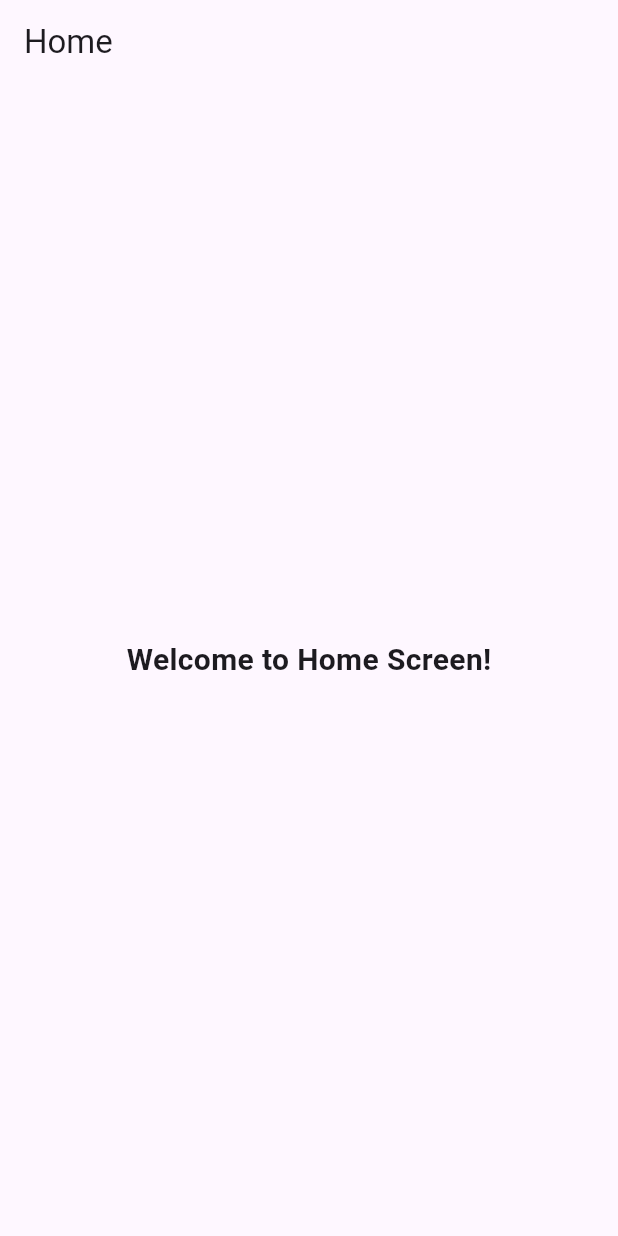
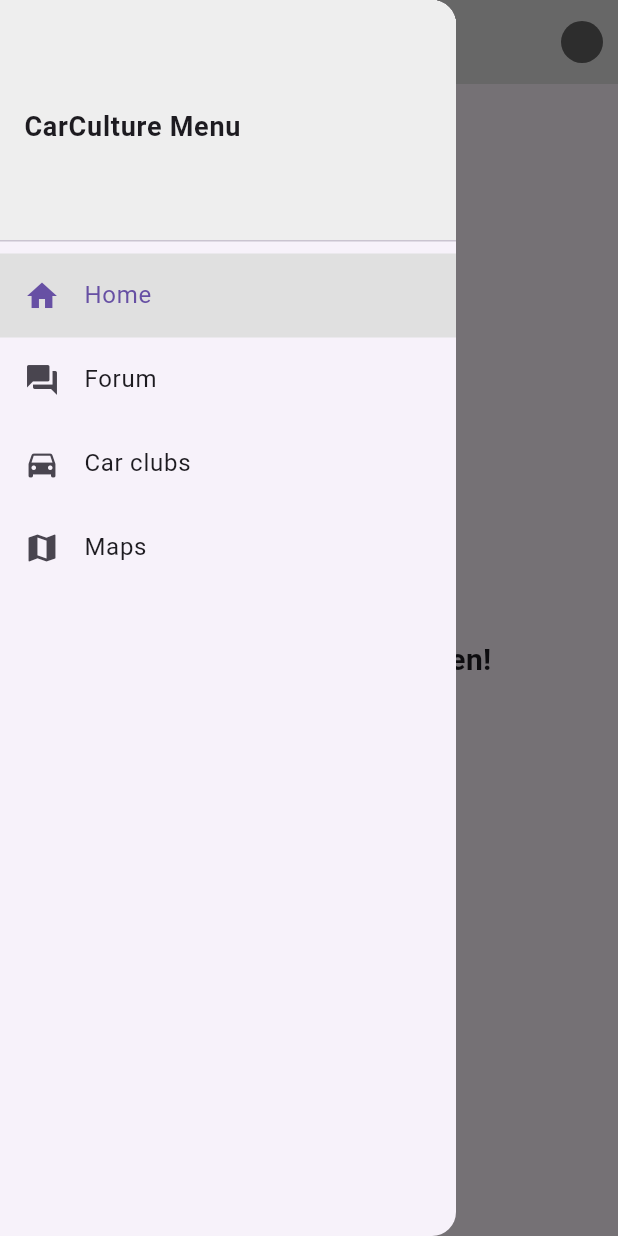
Before and after one commit to khongth/car_culture_fyp, a Flutter app: the HomeScreen screen opened directly, with the side drawer open (before the commit the screen has no drawer), on a phone screen of 412 x 824 dp. Run offline on Flutter 3.47's test engine with Material 3 defaults, Android fonts, the phone set to English and light mode, and no system bars; our stand-ins replace cloud_firestore, firebase_auth, firebase_core; accounts and stored records are empty.

Commit message:
Home Drawer #1

```diff
--- a/lib/home.dart
+++ b/lib/home.dart
@@ -22,9 +22,83 @@ class HomeScreen extends StatelessWidget {
   Widget build(BuildContext context) {
     return Scaffold(
       appBar: AppBar(
-        title: Text("Home"),
+        backgroundColor: Colors.grey[300],
+        elevation: 0,
+        leading: Builder(
+          builder: (context) => IconButton(
+            icon: Icon(Icons.menu, color: Colors.black),
+            onPressed: () {
+              Scaffold.of(context).openDrawer();
+            },
+          ),
+        ),
+        title: Text(
+          "Home",
+          style: TextStyle(color: Colors.black),
+        ),
+        centerTitle: true,
+        actions: [
+          IconButton(
+              onPressed: () {},
+              icon: CircleAvatar(
+                backgroundColor: Colors.grey[700],
+                //backgroundImage: AssetImage(" "),
+                radius: 14,
+              )
+          ),
+        ],
         //automaticallyImplyLeading: false, --disable back button
       ),
+
+      drawer: Drawer(
+        child: Column(
+          children: [
+            DrawerHeader(
+              decoration: BoxDecoration(color: Colors.grey[200]),
+              child: Align(
+                alignment: Alignment.centerLeft,
+                child: Text(
+                  "CarCulture Menu",
+                  style: TextStyle(fontSize: 18, fontWeight: FontWeight.bold),
+                ),
+              ),
+            ),
+
+            //Navigation Items
+            ListTile(
+              leading: Icon(Icons.home),
+              title: Text("Home"),
+              selected: true,
+              selectedTileColor: Colors.grey[300],
+              onTap: () {
+                Navigator.pop(context);
+              },
+            ),
+            ListTile(
+              leading: Icon(Icons.forum),
+              title: Text("Forum"),
+              onTap: () {
+                print("Forum tapped");
+              },
+            ),
+            ListTile(
+              leading: Icon(Icons.directions_car),
+              title: Text("Car clubs"),
+              onTap: () {
+                print("Car clubs tapped");
+              },
+            ),
+            ListTile(
+              leading: Icon(Icons.map),
+              title: Text("Maps"),
+              onTap: () {
+                print("Maps tapped");
+              },
+            ),
+          ],
+        ),
+      ),
+
       body: Center(
         child: Text(
           "Welcome to Home Screen!",
```
